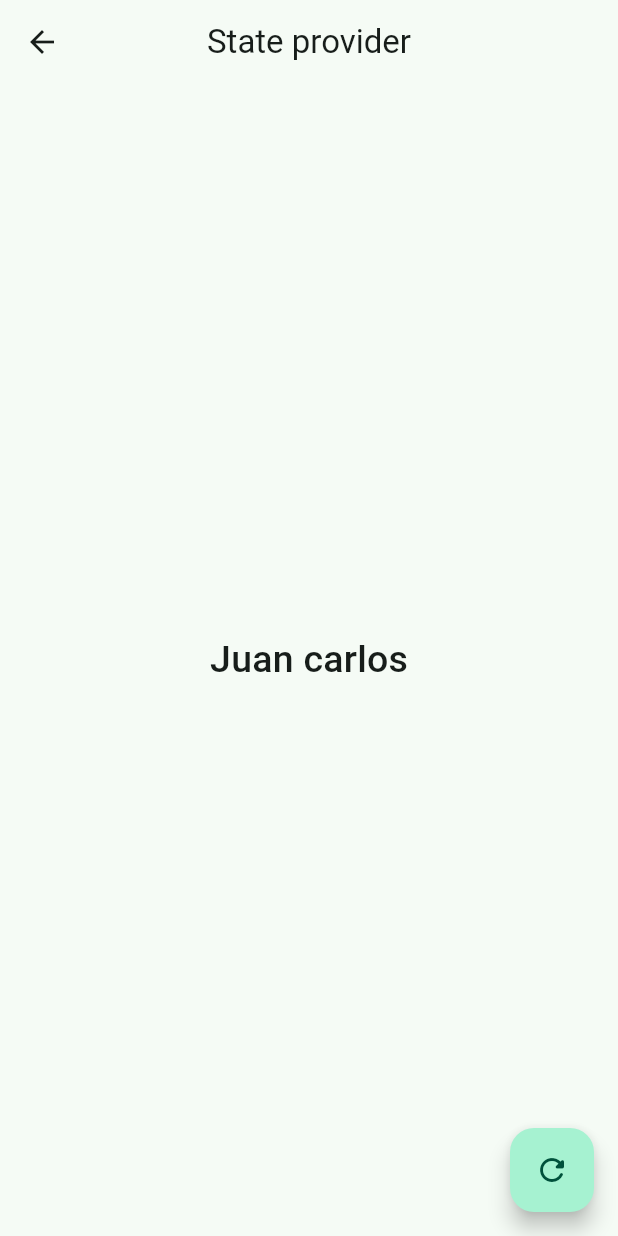
After one commit to AlexhHr23/river_app, a Flutter app: the screen it shows after launch, after a tap on "State Provider", on a phone screen of 412 x 824 dp. The commit adds this screen. Run offline on Flutter 3.47's test engine with Material 3 defaults, Android fonts, the phone set to English and light mode, and no system bars; our stand-ins replace flutter_riverpod, go_router, google_fonts.

Commit message:
Riverpod - StateProvider

```diff
--- a/lib/config/router/app_router.dart
+++ b/lib/config/router/app_router.dart
@@ -9,7 +9,12 @@ final appRouter = GoRouter(
     GoRoute(
       path: '/',
       builder: (context, state) => const HomeScreen(),
-    )
+    ),
+    GoRoute(
+      path: '/state-provider',
+      builder: (context, state) => const StateProviderScreen(),
+    ),
+
   ]
 
 );
--- a/lib/config/theme/app_theme.dart
+++ b/lib/config/theme/app_theme.dart
@@ -1,14 +1,24 @@
 import 'package:flutter/material.dart';
+import 'package:google_fonts/google_fonts.dart';
 
 const seedColor = Color.fromARGB(255, 7, 80, 59);
 
 class AppTheme{
 
   ThemeData getTheme() => ThemeData(
+    appBarTheme: const AppBarTheme(
+      centerTitle: true
+    ),
     colorSchemeSeed: seedColor,
     listTileTheme: const ListTileThemeData(
       iconColor: seedColor
-    )
+    ),
+    textTheme: TextTheme(
+      titleLarge: GoogleFonts.montserratAlternates(),
+      titleMedium: GoogleFonts.russoOne( fontSize: 25 )
+    ),
+
+
   );
 
 }
--- a/lib/main.dart
+++ b/lib/main.dart
@@ -1,9 +1,15 @@
 import 'package:flutter/material.dart';
+import 'package:flutter_riverpod/flutter_riverpod.dart';
 
 import 'config/config.dart';
 
 void main() {
-  runApp(const MainApp());
+
+  runApp(
+    const ProviderScope(
+      child: MainApp()
+    ),
+  );
 }
 
 class MainApp extends StatelessWidget {
--- /dev/null
+++ b/lib/presentation/providers/providers.dart
@@ -0,0 +1 @@
+export 'random_name_provider.dart';
--- /dev/null
+++ b/lib/presentation/providers/random_name_provider.dart
@@ -0,0 +1,6 @@
+import 'package:flutter_riverpod/flutter_riverpod.dart';
+
+final randomNameProvider = StateProvider<String>((ref) {
+  print('radonmo Provider');
+  return 'Juan carlos';
+});
--- /dev/null
+++ b/lib/presentation/screens/home/01-state-provider/state_provider_screen.dart
@@ -0,0 +1,28 @@
+import 'package:flutter/material.dart';
+import 'package:flutter_riverpod/flutter_riverpod.dart';
+import 'package:river_app/presentation/providers/random_name_provider.dart';
+
+class StateProviderScreen extends ConsumerWidget {
+  const StateProviderScreen({super.key});
+
+  @override
+  Widget build(BuildContext context, ref) {
+
+    final titleStyle = Theme.of(context).textTheme.titleMedium;
+    final name = ref.watch(randomNameProvider);
+
+    return Scaffold(
+      appBar: AppBar(
+        title: const Text('State provider'),
+      ),
+      body:  Center(
+        child: Text(name, style: titleStyle),
+      ),
+
+      floatingActionButton: FloatingActionButton(
+        child: const Icon(Icons.refresh_rounded),
+        onPressed: (){},
+      ),
+    );
+  }
+}
--- a/lib/presentation/screens/screens.dart
+++ b/lib/presentation/screens/screens.dart
@@ -1 +1,2 @@
 export 'home_screen.dart';
+export 'home/01-state-provider/state_provider_screen.dart';
--- a/pubspec.yaml
+++ b/pubspec.yaml
@@ -9,7 +9,10 @@ environment:
 dependencies:
   flutter:
     sdk: flutter
+  flutter_riverpod: ^2.5.3
   go_router: ^14.3.0
+  google_fonts: ^6.2.1
+  random_name_generator: ^1.4.0
 
 dev_dependencies:
   flutter_lints: ^4.0.0
```
Also changed, not shown: pubspec.lock, 1 other file.
